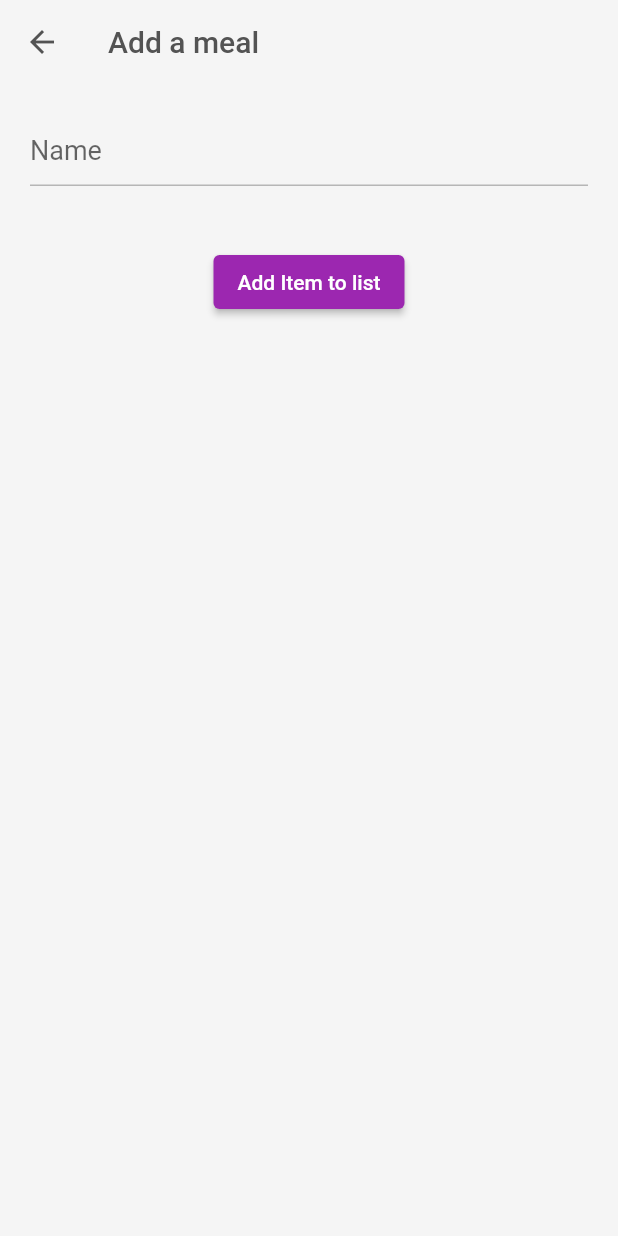
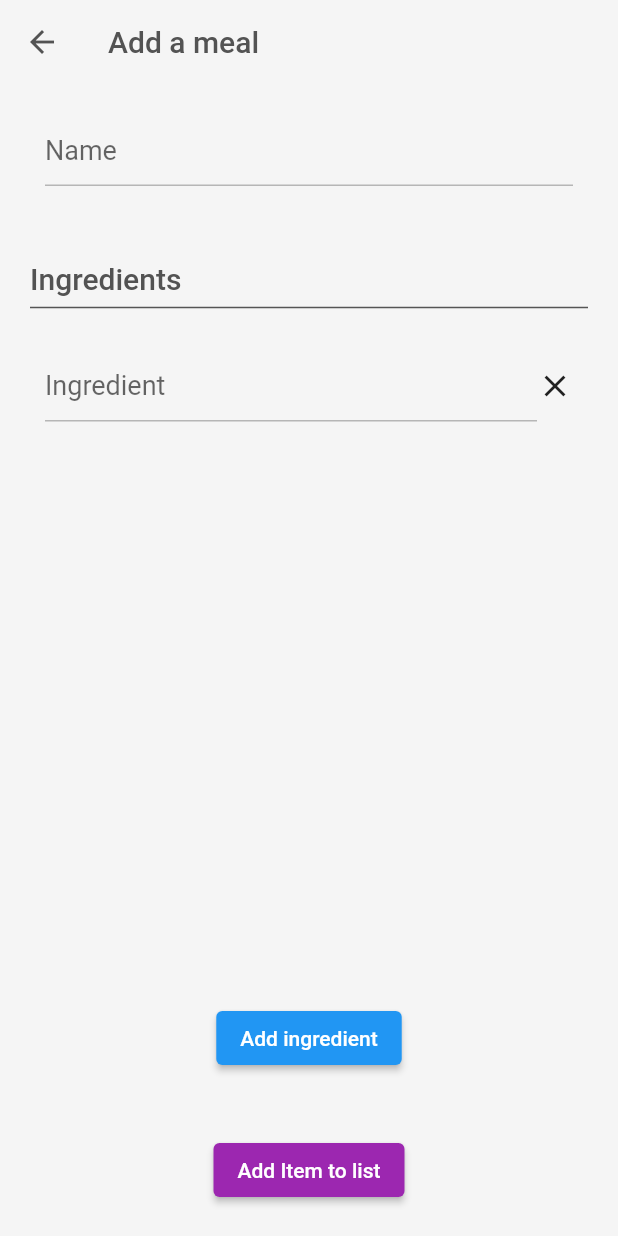
Before and after one commit to ing-non/ShoppingList, a Flutter app: the AddMeal screen opened directly, on a phone screen of 412 x 824 dp. Run offline on Flutter 3.47's test engine with Material 2 defaults, Android fonts, the phone set to English and light mode, and no system bars; our stand-ins replace reorderable_grid_view, shared_preferences; accounts and stored records are empty.

Commit message:
add ingredient inputs

```diff
--- a/lib/screens/meal_list.dart/add_meal.dart
+++ b/lib/screens/meal_list.dart/add_meal.dart
@@ -1,6 +1,7 @@
 // ignore_for_file: prefer_const_constructors
 
 import 'package:flutter/material.dart';
+import 'package:test_app/globals.dart';
 import 'package:test_app/logic/meal_list_logic.dart';
 import 'package:test_app/logic/models/meal.dart';
 
@@ -12,14 +13,55 @@ class AddMeal extends StatefulWidget {
 }
 
 class _AddMealState extends State<AddMeal> {
-  final mealName = TextEditingController();
-  final amount = TextEditingController();
+  final nameController = TextEditingController();
   late MealListLogic mealListLogic;
+  int ingredientIndex = 0;
+  Map<String, Container> ingredientInputs = {};
 
   @override
   void initState() {
     super.initState();
     mealListLogic = MealListLogic();
+    ingredientInputs[ingredientIndex.toString()] =
+        (addIngredient(ingredientIndex));
+  }
+
+  var ingredientTECs = <TextEditingController>[];
+
+  Container addIngredient(int index) {
+    var ingredientController = TextEditingController();
+    ingredientTECs.add(ingredientController);
+    return Container(
+        padding: EdgeInsets.only(top: 20, bottom: 20),
+        child: Row(
+          children: [
+            Expanded(
+              child: TextFormField(
+                  controller: ingredientController,
+                  style: TextStyle(fontSize: 18),
+                  decoration: InputDecoration(
+                    border: OutlineInputBorder(),
+                    hintText: "Ingredient",
+                    errorText: textFieldErrorText,
+                    focusedErrorBorder: UnderlineInputBorder(
+                        borderSide: BorderSide(color: Colors.red)),
+                    enabledBorder: UnderlineInputBorder(
+                      borderSide: BorderSide(color: Colors.black26),
+                    ),
+                    focusedBorder: UnderlineInputBorder(
+                        borderSide: BorderSide(color: Colors.purpleAccent)),
+                  )),
+            ),
+            GestureDetector(
+              child: Icon(Icons.close),
+              onTap: () {
+                setState(() {
+                  ingredientInputs.remove(index.toString());
+                });
+              },
+            )
+          ],
+        ));
   }
 
   var textFieldErrorText = null;
@@ -37,9 +79,10 @@ class _AddMealState extends State<AddMeal> {
         body: Center(
             child: Column(children: [
           Container(
-              padding: EdgeInsets.all(20),
+              padding:
+                  EdgeInsets.only(left: 30, top: 20, right: 30, bottom: 20),
               child: TextFormField(
-                  controller: mealName,
+                  controller: nameController,
                   style: TextStyle(fontSize: 18),
                   decoration: InputDecoration(
                     border: OutlineInputBorder(),
@@ -54,12 +97,59 @@ class _AddMealState extends State<AddMeal> {
                         borderSide: BorderSide(color: Colors.purpleAccent)),
                   ))),
           Container(
+            padding: EdgeInsets.only(left: 20, top: 30),
+            alignment: Alignment.centerLeft,
+            child: Text(
+              "Ingredients",
+              style: TextStyle(
+                  fontSize: 20,
+                  fontWeight: FontWeight.w500,
+                  color: Color.fromARGB(230, 65, 65, 65)),
+            ),
+          ),
+          Container(
+            padding: EdgeInsets.only(left: 20, right: 20),
+            child:
+                Divider(color: Color.fromARGB(255, 85, 85, 85), thickness: 1),
+          ),
+          Expanded(
+            child: Column(
+              children: [
+                Expanded(
+                  child: Container(
+                    padding: EdgeInsets.symmetric(horizontal: 30),
+                    child: ListView.builder(
+                        itemCount: ingredientInputs.length,
+                        itemBuilder: (BuildContext context, int index) {
+                          return ingredientInputs.values.toList()[index];
+                        }),
+                  ),
+                ),
+                Container(
+                    padding: EdgeInsets.all(20),
+                    child: ElevatedButton(
+                        child: Text("Add ingredient"),
+                        onPressed: () {
+                          ingredientIndex += 1;
+                          setState(() =>
+                              ingredientInputs[ingredientIndex.toString()] =
+                                  (addIngredient(ingredientIndex)));
+                        })),
+              ],
+            ),
+          ),
+          Container(
             padding: EdgeInsets.all(20),
             child: ElevatedButton(
               style: ElevatedButton.styleFrom(backgroundColor: Colors.purple),
               child: Text("Add Item to list"),
               onPressed: () {
-                Meal meal = Meal(name: mealName.text);
+                Map<String, String> ingredients = {};
+                for(var i in ingredientTECs)
+                {
+                  ingredients[i.text] = "500g";
+                }
+                Meal meal = Meal(name: nameController.text, ingredients: ingredients);
                 mealListLogic.addMeal(meal);
                 setState(() {});
                 //Navigator.pop(context); Automatic return to list on button pressed, not always helpful
```
Also changed, not shown: lib/screens/shopping_list/shopping_list_view.dart (+11 -13 lines).
